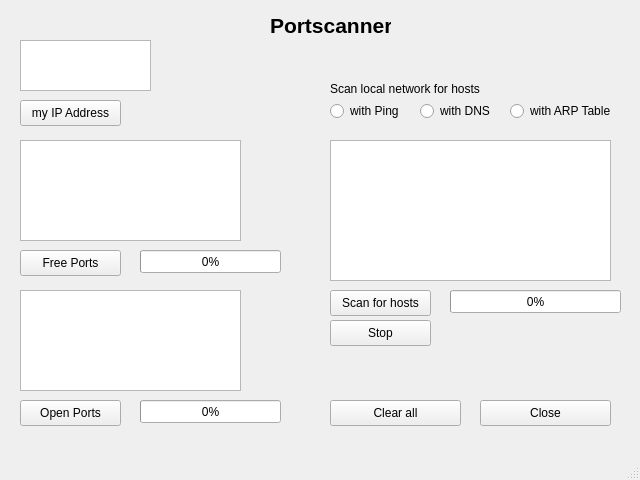
Qt form portscanner_gui.ui (Martin2p/2025_Portscanner_Python) before a commit.
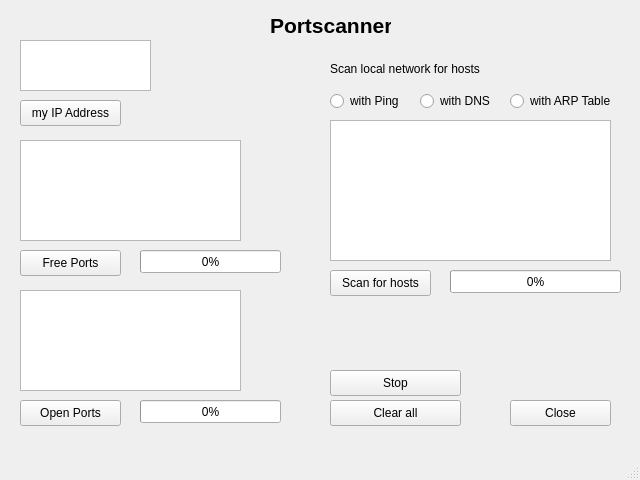
The same form after that commit.

Commit message: fixed problem with Stop-Button

Diff of the .ui file:
```diff
--- a/portscanner_gui.ui
+++ b/portscanner_gui.ui
@@ -18,7 +18,7 @@
     <property name="geometry">
      <rect>
       <x>330</x>
-      <y>140</y>
+      <y>120</y>
       <width>281</width>
       <height>141</height>
      </rect>
@@ -116,7 +116,7 @@
     <property name="geometry">
      <rect>
       <x>330</x>
-      <y>80</y>
+      <y>60</y>
       <width>201</width>
       <height>18</height>
      </rect>
@@ -129,7 +129,7 @@
     <property name="geometry">
      <rect>
       <x>420</x>
-      <y>100</y>
+      <y>90</y>
       <width>71</width>
       <height>22</height>
      </rect>
@@ -142,7 +142,7 @@
     <property name="geometry">
      <rect>
       <x>510</x>
-      <y>100</y>
+      <y>90</y>
       <width>111</width>
       <height>22</height>
      </rect>
@@ -167,9 +167,9 @@
    <widget class="QPushButton" name="closeBtn">
     <property name="geometry">
      <rect>
-      <x>480</x>
+      <x>510</x>
       <y>400</y>
-      <width>131</width>
+      <width>101</width>
       <height>26</height>
      </rect>
     </property>
@@ -194,7 +194,7 @@
     <property name="geometry">
      <rect>
       <x>450</x>
-      <y>290</y>
+      <y>270</y>
       <width>171</width>
       <height>23</height>
      </rect>
@@ -207,7 +207,7 @@
     <property name="geometry">
      <rect>
       <x>330</x>
-      <y>290</y>
+      <y>270</y>
       <width>101</width>
       <height>26</height>
      </rect>
@@ -233,8 +233,8 @@
     <property name="geometry">
      <rect>
       <x>330</x>
-      <y>320</y>
-      <width>101</width>
+      <y>370</y>
+      <width>131</width>
       <height>26</height>
      </rect>
     </property>
@@ -246,7 +246,7 @@
     <property name="geometry">
      <rect>
       <x>330</x>
-      <y>100</y>
+      <y>90</y>
       <width>71</width>
       <height>22</height>
      </rect>
```
The commit also changes 2 other files.
